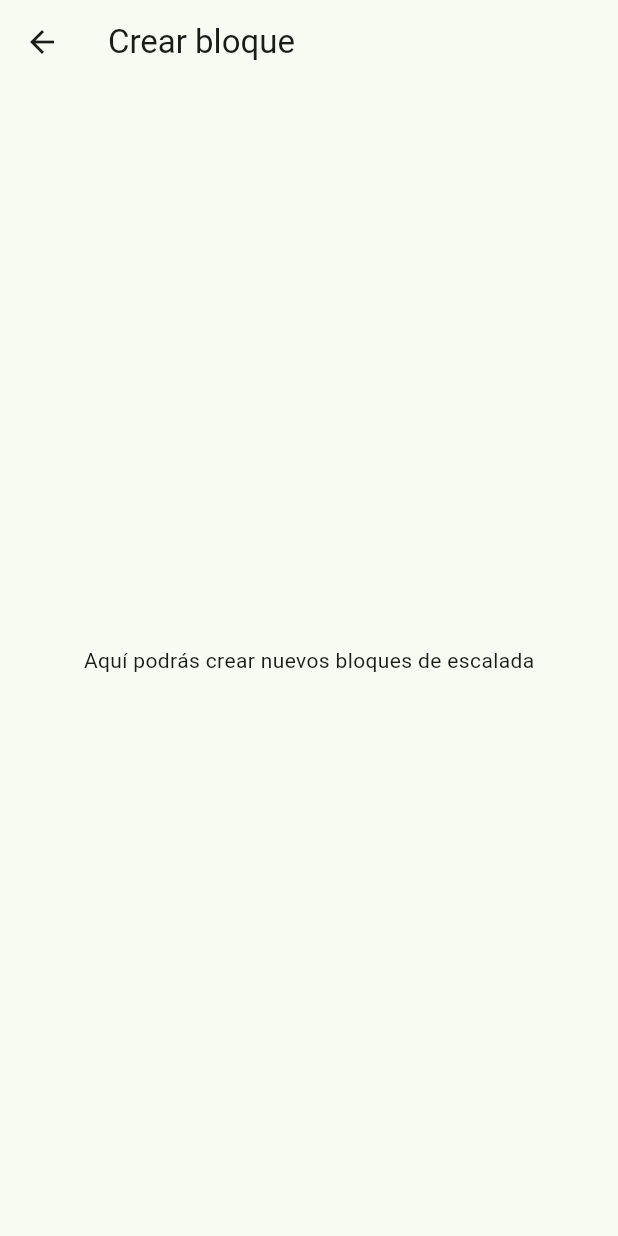
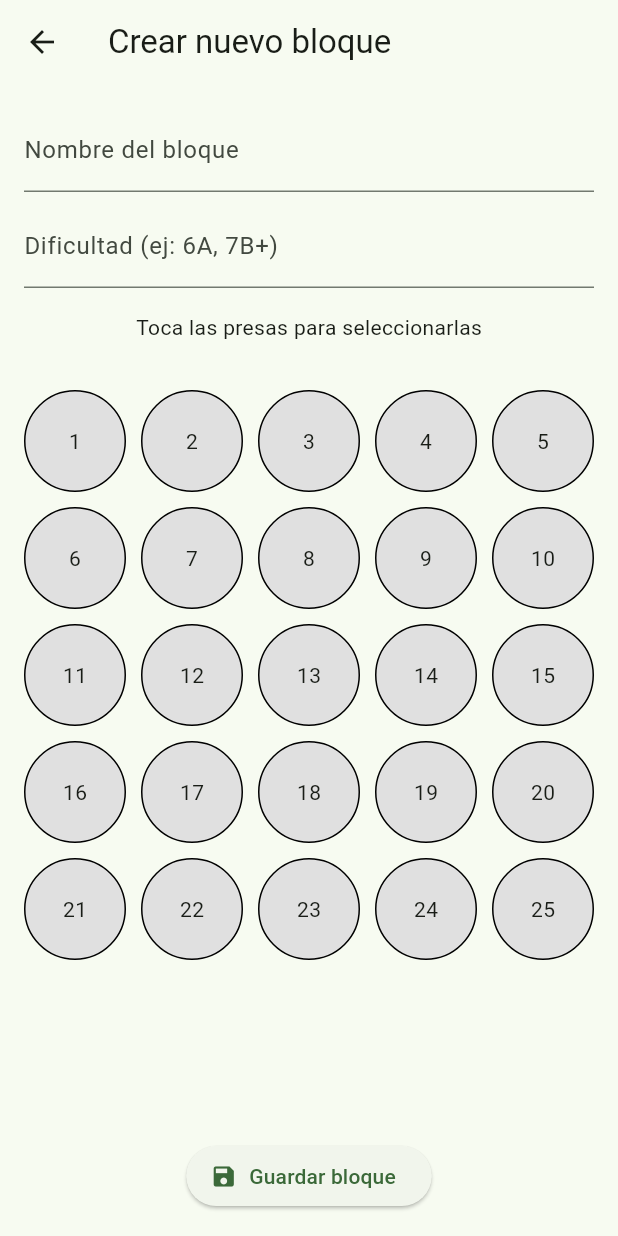
Before and after one commit to NuriaGauchia/climbing_led_app, a Flutter app: the RoutesListPage screen opened by its route, after a tap on the "add" icon, on a phone screen of 412 x 824 dp. Run offline on Flutter 3.47's test engine with Material 3 defaults, Android fonts, the phone set to English and light mode, and no system bars; our stand-ins replace shared_preferences; accounts and stored records are empty.

Commit message:
Guardar bloques localmente con SharedPreferences y mostrar lista desde modelo

```diff
--- /dev/null
+++ b/lib/models/route_model.dart
@@ -0,0 +1,27 @@
+class ClimbingRoute {
+  final String name;
+  final String grade;
+  final List<int> holds;
+
+  ClimbingRoute({
+    required this.name,
+    required this.grade,
+    required this.holds,
+  });
+
+  // Para guardar como JSON
+  Map<String, dynamic> toJson() => {
+        'name': name,
+        'grade': grade,
+        'holds': holds,
+      };
+
+  // Para leer desde JSON
+  factory ClimbingRoute.fromJson(Map<String, dynamic> json) {
+    return ClimbingRoute(
+      name: json['name'],
+      grade: json['grade'],
+      holds: List<int>.from(json['holds']),
+    );
+  }
+}
--- a/lib/pages/create_route_page.dart
+++ b/lib/pages/create_route_page.dart
@@ -1,13 +1,111 @@
 import 'package:flutter/material.dart';
+import '../models/route_model.dart';
+import '../services/route_storage_service.dart';
 
-class CreateRoutePage extends StatelessWidget {
+class CreateRoutePage extends StatefulWidget {
   const CreateRoutePage({super.key});
+
+  @override
+  State<CreateRoutePage> createState() => _CreateRoutePageState();
+}
+
+class _CreateRoutePageState extends State<CreateRoutePage> {
+  final Set<int> selectedHolds = {};
+  final TextEditingController nameController = TextEditingController();
+  final TextEditingController gradeController = TextEditingController();
+
+  void toggleHold(int index) {
+    setState(() {
+      if (selectedHolds.contains(index)) {
+        selectedHolds.remove(index);
+      } else {
+        selectedHolds.add(index);
+      }
+    });
+  }
+
+  Future<void> saveRoute() async {
+    if (nameController.text.isEmpty || gradeController.text.isEmpty || selectedHolds.isEmpty) {
+      ScaffoldMessenger.of(context).showSnackBar(
+        const SnackBar(content: Text("Por favor, rellena todos los campos")),
+      );
+      return;
+    }
+
+    final route = ClimbingRoute(
+      name: nameController.text,
+      grade: gradeController.text,
+      holds: selectedHolds.toList(),
+    );
+
+    await RouteStorageService.saveRoute(route);
+
+    ScaffoldMessenger.of(context).showSnackBar(
+      const SnackBar(content: Text("Bloque guardado")),
+    );
+
+    Navigator.pop(context); // volver a la lista
+  }
 
   @override
   Widget build(BuildContext context) {
     return Scaffold(
-      appBar: AppBar(title: const Text('Crear bloque')),
-      body: const Center(child: Text('Aquí podrás crear nuevos bloques de escalada')),
+      appBar: AppBar(title: const Text('Crear nuevo bloque')),
+      body: Column(
+        children: [
+          Padding(
+            padding: const EdgeInsets.all(16),
+            child: Column(
+              children: [
+                TextField(
+                  controller: nameController,
+                  decoration: const InputDecoration(labelText: 'Nombre del bloque'),
+                ),
+                const SizedBox(height: 8),
+                TextField(
+                  controller: gradeController,
+                  decoration: const InputDecoration(labelText: 'Dificultad (ej: 6A, 7B+)'),
+                ),
+                const SizedBox(height: 16),
+                const Text('Toca las presas para seleccionarlas'),
+              ],
+            ),
+          ),
+          Expanded(
+            child: GridView.builder(
+              padding: const EdgeInsets.all(16),
+              gridDelegate: const SliverGridDelegateWithFixedCrossAxisCount(
+                crossAxisCount: 5,
+                mainAxisSpacing: 10,
+                crossAxisSpacing: 10,
+              ),
+              itemCount: 25,
+              itemBuilder: (context, index) {
+                final isSelected = selectedHolds.contains(index);
+                return GestureDetector(
+                  onTap: () => toggleHold(index),
+                  child: Container(
+                    decoration: BoxDecoration(
+                      shape: BoxShape.circle,
+                      color: isSelected ? Colors.green : Colors.grey[300],
+                      border: Border.all(color: Colors.black),
+                    ),
+                    child: Center(child: Text('${index + 1}')),
+                  ),
+                );
+              },
+            ),
+          ),
+          Padding(
+            padding: const EdgeInsets.all(16),
+            child: ElevatedButton.icon(
+              onPressed: saveRoute,
+              icon: const Icon(Icons.save),
+              label: const Text('Guardar bloque'),
+            ),
+          ),
+        ],
+      ),
     );
   }
 }
--- a/lib/pages/routes_list_page.dart
+++ b/lib/pages/routes_list_page.dart
@@ -1,29 +1,46 @@
 import 'package:flutter/material.dart';
+import '../models/route_model.dart';
+import '../services/route_storage_service.dart';
 
-class RoutesListPage extends StatelessWidget {
+class RoutesListPage extends StatefulWidget {
   const RoutesListPage({super.key});
 
   @override
+  State<RoutesListPage> createState() => _RoutesListPageState();
+}
+
+class _RoutesListPageState extends State<RoutesListPage> {
+  List<ClimbingRoute> routes = [];
+
+  @override
+  void initState() {
+    super.initState();
+    loadRoutes();
+  }
+
+  Future<void> loadRoutes() async {
+    final loaded = await RouteStorageService.loadRoutes();
+    setState(() {
+      routes = loaded;
+    });
+  }
+
+  @override
   Widget build(BuildContext context) {
-    // Lista temporal de bloques de ejemplo
-    final List<Map<String, String>> routes = [
-      {'name': 'Bloque 1', 'grade': '6A'},
-      {'name': 'Bloque 2', 'grade': '6B+'},
-      {'name': 'Bloque 3', 'grade': '7A'},
-    ];
-
     return Scaffold(
       appBar: AppBar(title: const Text('Bloques creados')),
-      body: ListView.builder(
+      body: routes.isEmpty
+          ? const Center(child: Text('No hay bloques aún.'))
+          : ListView.builder(
               itemCount: routes.length,
               itemBuilder: (context, index) {
                 final route = routes[index];
                 return ListTile(
-            title: Text(route['name'] ?? ''),
-            subtitle: Text('Dificultad: ${route['grade']}'),
+                  title: Text(route.name),
+                  subtitle: Text('Dificultad: ${route.grade}'),
                   trailing: const Icon(Icons.edit),
                   onTap: () {
-              // Navegar a la edición del bloque (más adelante)
+                    // Enlazar a edición más adelante
                     Navigator.pushNamed(context, '/edit');
                   },
                 );
--- /dev/null
+++ b/lib/services/route_storage_service.dart
@@ -0,0 +1,24 @@
+import 'dart:convert';
+import 'package:shared_preferences/shared_preferences.dart';
+import '../models/route_model.dart';
+
+class RouteStorageService {
+  static const String key = 'climbing_routes';
+
+  static Future<List<ClimbingRoute>> loadRoutes() async {
+    final prefs = await SharedPreferences.getInstance();
+    final data = prefs.getStringList(key) ?? [];
+    return data.map((jsonStr) {
+      final jsonMap = json.decode(jsonStr);
+      return ClimbingRoute.fromJson(jsonMap);
+    }).toList();
+  }
+
+  static Future<void> saveRoute(ClimbingRoute route) async {
+    final prefs = await SharedPreferences.getInstance();
+    final routes = await loadRoutes();
+    routes.add(route);
+    final jsonList = routes.map((r) => json.encode(r.toJson())).toList();
+    await prefs.setStringList(key, jsonList);
+  }
+}
```
Also changed, not shown: pubspec.yaml (+3 -70 lines), pubspec.lock, 1 other file. Lines whose indentation alone changed are shown as unchanged.
